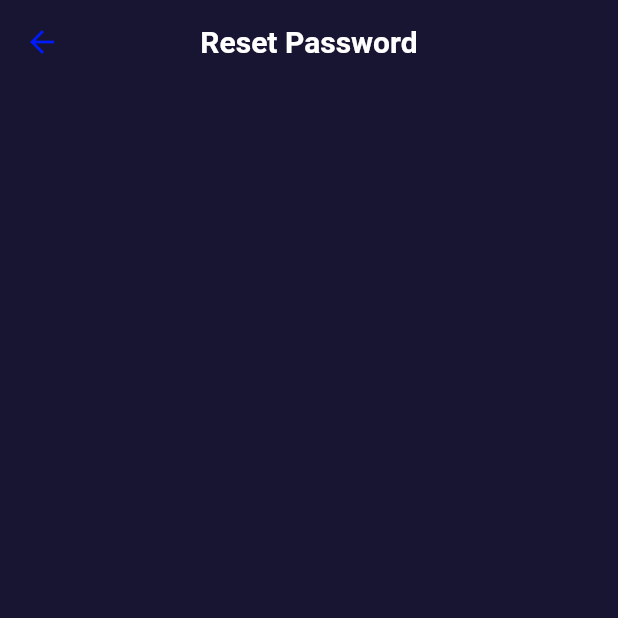
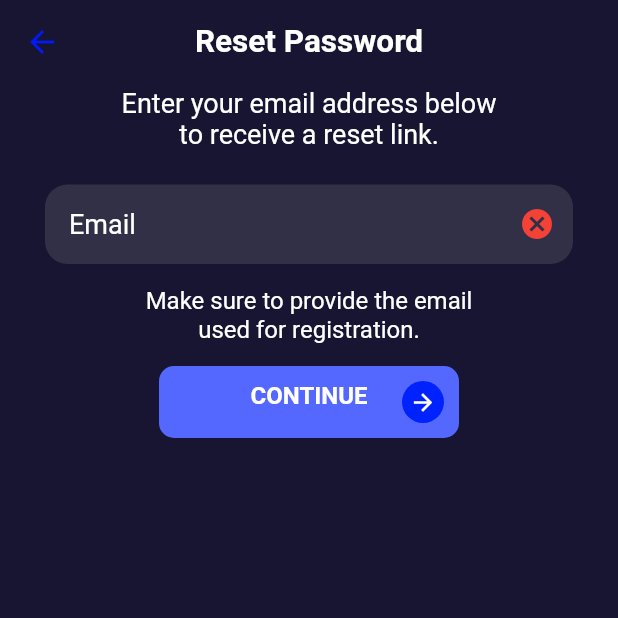
Before and after one commit to DARLINGTON-CG/ELEARN, a Flutter app: the ResetPasswordPage screen opened directly, on a phone screen of 412 x 824 dp, the top half of it. Run offline on Flutter 3.47's test engine with Material 2 defaults, Android fonts, the phone set to English and light mode, and no system bars; our stand-ins replace bloc, equatable, firebase_auth, firebase_core, flutter_bloc, formz and 2 more; accounts and stored records are empty; Roboto replaces fonts that are missing (Alegreya).

Commit message:
reset password implementation success

```diff
--- /dev/null
+++ b/lib/features/user/presentation/cubit_password_reset/reset_cubit.dart
@@ -0,0 +1,33 @@
+import 'package:e_learn/features/user/data/data_sources/email.dart';
+import 'package:e_learn/features/user/data/repositories/authentication_repository.dart';
+import 'package:e_learn/features/user/presentation/cubit_password_reset/reset_state.dart';
+import 'package:flutter_bloc/flutter_bloc.dart';
+import 'package:formz/formz.dart';
+
+class ResetCubit extends Cubit<ResetState> {
+  final AuthenticationRepository authenticationRepository;
+
+  ResetCubit(this.authenticationRepository)
+      : super(ResetState(status: FormzStatus.pure, email: Email.pure()));
+
+  Future<void> sendResetRequest() async {
+    if (!state.status.isValidated) return;
+    emit(state.copyWith(status: FormzStatus.submissionInProgress));
+    try {
+      await authenticationRepository.resetPassword(email: state.email.value);
+      emit(state.copyWith(status: FormzStatus.submissionSuccess));
+      print("Success");
+    } catch (_) {
+      emit(state.copyWith(status: FormzStatus.submissionFailure));
+      print("Failure");
+    }
+  }
+
+  void emailChanged(String value) {
+    final email = Email.dirty(value);
+    emit(state.copyWith(
+      email: email,
+      status: Formz.validate([email]),
+    ));
+  }
+}
--- /dev/null
+++ b/lib/features/user/presentation/cubit_password_reset/reset_state.dart
@@ -0,0 +1,23 @@
+import 'package:e_learn/features/user/data/data_sources/email.dart';
+import 'package:equatable/equatable.dart';
+import 'package:formz/formz.dart';
+
+class ResetState extends Equatable {
+  final Email email;
+  final FormzStatus status;
+
+  const ResetState({required this.email, required this.status});
+
+  ResetState copyWith({
+    Email? email,
+    FormzStatus? status,
+  }) {
+    return ResetState(
+      email: email ?? this.email,
+      status: status ?? this.status,
+    );
+  }
+
+  @override
+  List<Object?> get props => [email, status];
+}
--- a/lib/features/user/presentation/pages/reset_password_page.dart
+++ b/lib/features/user/presentation/pages/reset_password_page.dart
@@ -1,5 +1,12 @@
-import 'package:e_learn/features/user/presentation/widgets/header.dart';
+import 'package:e_learn/features/user/data/repositories/authentication_repository.dart';
+import 'package:e_learn/features/user/presentation/cubit_password_reset/reset_cubit.dart';
+import 'package:e_learn/features/user/presentation/cubit_password_reset/reset_state.dart';
+import 'package:e_learn/features/user/presentation/widgets/continue_button.dart';
+import 'package:e_learn/features/user/presentation/widgets/error_dialog.dart';
+import 'package:e_learn/features/user/presentation/widgets/input_field.dart';
 import 'package:flutter/material.dart';
+import 'package:flutter_bloc/flutter_bloc.dart';
+import 'package:formz/formz.dart';
 import 'package:google_fonts/google_fonts.dart';
 
 class ResetPasswordPage extends StatelessWidget {
@@ -16,26 +23,85 @@ class ResetPasswordPage extends StatelessWidget {
           centerTitle: true,
           title: Text("Reset Password",
               style: GoogleFonts.alegreya(
-                  fontSize: 20,
+                  fontSize: 21,
                   color: Color(0xFFFFFFFF),
                   fontWeight: FontWeight.bold)),
         ),
         resizeToAvoidBottomInset: false,
         body: SafeArea(
           child: Padding(
-              padding: EdgeInsets.all(10),
+              padding: EdgeInsets.only(left: 20, right: 20, top: 2),
               child: Column(
                   mainAxisAlignment: MainAxisAlignment.start,
                   crossAxisAlignment: CrossAxisAlignment.center,
                   children: [
-                    //  InputField(
-                    //   label: "Email",
-                    //   obscureTxt: false,
-                    //   key: Key("LoginWithEmailField"),
-                    //   func: (email) =>
-                    //       context.read<LoginCubit>().emailChanged(email),
-                    //   valid: state.email.valid,
-                    //   round: false);
+                    Text(
+                      "Enter your email address below\nto receive a reset link.",
+                      textAlign: TextAlign.center,
+                      style: GoogleFonts.alegreya(
+                          fontSize: 18, color: Color(0xFFFFFFFF)),
+                    ),
+                    SizedBox(
+                      height: 23,
+                    ),
+                    BlocProvider(
+                        create: (_) => ResetCubit(
+                            context.read<AuthenticationRepository>()),
+                        child: BlocListener<ResetCubit, ResetState>(
+                          listener: (context, state) {
+                            if (state.status.isSubmissionFailure) {
+                              showErrorDialogBox(context, "Reset Failure",
+                                  "Please check your email and try again");
+                            } else if (state.status.isSubmissionSuccess) {
+                              Navigator.of(context).pop();
+                            }
+                          },
+                          child: Padding(
+                            padding: EdgeInsets.symmetric(horizontal: 10),
+                            child: Column(children: [
+                              BlocBuilder<ResetCubit, ResetState>(
+                                  buildWhen: (previous, current) =>
+                                      previous.email != current.email,
+                                  builder: (context, state) => InputField(
+                                      label: "Email",
+                                      passwordField: false,
+                                      obscureTxt: false,
+                                      key: Key("ResetWithEmailField"),
+                                      func: (email) => context
+                                          .read<ResetCubit>()
+                                          .emailChanged(email),
+                                      valid: state.email.valid,
+                                      round: true)),
+                              SizedBox(height: 15),
+                              Text(
+                                "Make sure to provide the email\nused for registration.",
+                                style: GoogleFonts.alegreya(
+                                    fontSize: 16, color: Color(0xFFFFFFFF)),
+                                textAlign: TextAlign.center,
+                              ),
+                              SizedBox(height: 15),
+                              BlocBuilder<ResetCubit, ResetState>(
+                                  buildWhen: (previous, current) =>
+                                      previous.status != current.status,
+                                  builder: (context, state) =>
+                                      state.status.isSubmissionInProgress
+                                          ? const CircularProgressIndicator(
+                                              color: Color(0xFF5468FF),
+                                            )
+                                          : LoginButton(
+                                              key: Key("ResetFormRaisedButton"),
+                                              func: state.status.isValidated
+                                                  ? () {
+                                                      context
+                                                          .read<ResetCubit>()
+                                                          .sendResetRequest();
+                                                    }
+                                                  : () => print(
+                                                      "\n\nNot Validated\n\n"),
+                                            ))
+                            ]),
+                          ),
+                        ))
                   ])),
         ));
   }
--- a/lib/features/user/presentation/widgets/input_field.dart
+++ b/lib/features/user/presentation/widgets/input_field.dart
@@ -2,44 +2,45 @@ import 'package:flutter/material.dart';
 import 'package:flutter/widgets.dart';
 import 'package:google_fonts/google_fonts.dart';
 
-class InputField extends StatelessWidget {
+class InputField extends StatefulWidget {
   final String label;
-  final bool obscureTxt;
+  final bool passwordField;
   final bool round;
   final func;
   final bool valid;
+  bool obscureTxt;
   final VoidCallback? forgotFunc;
 
-  const InputField(
+  InputField(
       {Key? key,
       required this.label,
-      required this.obscureTxt,
+      required this.passwordField,
       required this.func,
       required this.valid,
+      required this.obscureTxt,
       required this.round,
-      this.forgotFunc = null
-      }
-
-      )
+      this.forgotFunc = null})
       : super(key: key);
 
   @override
+  State<InputField> createState() => _InputFieldState();
+}
+
+class _InputFieldState extends State<InputField> {
+  @override
   Widget build(BuildContext context) {
     return TextField(
-      key: this.key,
-      obscureText: obscureTxt,
+      key: widget.key,
+      obscureText: widget.obscureTxt,
       style: TextStyle(color: Colors.white),
-      onChanged: func,
+      onChanged: widget.func,
       decoration: InputDecoration(
           fillColor: Colors.grey.withOpacity(0.2),
-          suffixIcon: obscureTxt
+          suffixIcon: widget.passwordField
               ? Wrap(
                   children: [
-                    // IconButton(
-                    //   icon: Icon(Icons.mark_chat_unread_outlined,color:Color(0xFF0051FF)),
-                    //   onPressed: () {}),
                     TextButton(
-                        onPressed:forgotFunc,
+                        onPressed: widget.forgotFunc,
                         child: Text(
                           "FORGOT",
                           style: GoogleFonts.alegreya(
@@ -47,16 +48,22 @@ class InputField extends StatelessWidget {
                         )),
                     IconButton(
                         icon: Icon(
-                          valid ? Icons.visibility_off : Icons.visibility_off,
-                          color: valid ? Colors.green : Colors.red,
+                          widget.obscureTxt
+                              ? Icons.visibility_off
+                              : Icons.visibility,
+                          color: widget.valid ? Colors.green : Colors.red,
                         ),
-                        onPressed: () {}),
+                        onPressed: () {
+                          setState(() {
+                            widget.obscureTxt = !widget.obscureTxt;
+                          });
+                        }),
                   ],
                 )
               : IconButton(
                   icon: Icon(
-                    valid ? Icons.check_circle : Icons.cancel,
-                    color: valid ? Colors.green : Colors.red,
+                    widget.valid ? Icons.check_circle : Icons.cancel,
+                    color: widget.valid ? Colors.green : Colors.red,
                   ),
                   onPressed: () {}),
 
@@ -67,26 +74,30 @@ class InputField extends StatelessWidget {
           contentPadding: EdgeInsets.all(16.0),
           enabledBorder: OutlineInputBorder(
               borderRadius: BorderRadius.vertical(
-                  top: round
+                  top: widget.round
                       ? Radius.circular(15)
-                      : (obscureTxt ? Radius.circular(0) : Radius.circular(15)),
-                  bottom: round
+                      : (widget.passwordField
+                          ? Radius.circular(0)
+                          : Radius.circular(15)),
+                  bottom: widget.round
                       ? Radius.circular(15)
-                      : (obscureTxt
+                      : (widget.passwordField
                           ? Radius.circular(15)
                           : Radius.circular(0))),
               borderSide: BorderSide(color: Colors.white.withOpacity(0.0))),
-          hintText: label,
+          hintText: widget.label,
           hintStyle:
               GoogleFonts.alegreya(fontSize: 18, color: Color(0xFFFFFFFF)),
           focusedBorder: OutlineInputBorder(
               borderRadius: BorderRadius.vertical(
-                  top: round
+                  top: widget.round
                       ? Radius.circular(15)
-                      : (obscureTxt ? Radius.circular(0) : Radius.circular(15)),
-                  bottom: round
+                      : (widget.passwordField
+                          ? Radius.circular(0)
+                          : Radius.circular(15)),
+                  bottom: widget.round
                       ? Radius.circular(15)
-                      : (obscureTxt
+                      : (widget.passwordField
                           ? Radius.circular(15)
                           : Radius.circular(0))),
               borderSide: BorderSide(color: Colors.white.withOpacity(0.0)))),
--- a/lib/features/user/presentation/widgets/login_form.dart
+++ b/lib/features/user/presentation/widgets/login_form.dart
@@ -8,8 +8,8 @@ import 'package:formz/formz.dart';
 import 'package:google_fonts/google_fonts.dart';
 import 'package:shared_preferences/shared_preferences.dart';
 
-import '../cubit/login_cubit.dart';
-import '../cubit/login_state.dart';
+import '../cubit_login/login_cubit.dart';
+import '../cubit_login/login_state.dart';
 import 'continue_button.dart';
 import 'error_dialog.dart';
 import 'input_field.dart';
@@ -42,6 +42,7 @@ class LoginForm extends StatelessWidget {
               builder: (context, state) {
                 return InputField(
                     label: "Email",
+                    passwordField: false,
                     obscureTxt: false,
                     key: Key("LoginWithEmailField"),
                     func: (email) =>
@@ -61,6 +62,7 @@ class LoginForm extends StatelessWidget {
                   label: "Password",
                   key: Key("LoginWithPasswordField"),
                   obscureTxt: true,
+                  passwordField: true,
                   valid: state.password.valid,
                   round: false,
                   forgotFunc: () => Navigator.of(context).push(SlideUpAnim(page:ResetPasswordPage())),
```
Also changed, not shown: lib/features/user/presentation/pages/login.dart (+21 -7 lines), lib/features/user/presentation/cubit_login/login_cubit.dart (renamed from lib/features/user/presentation/cubit/login_cubit.dart), lib/features/user/presentation/cubit_login/login_state.dart (renamed from lib/features/user/presentation/cubit/login_state.dart).
